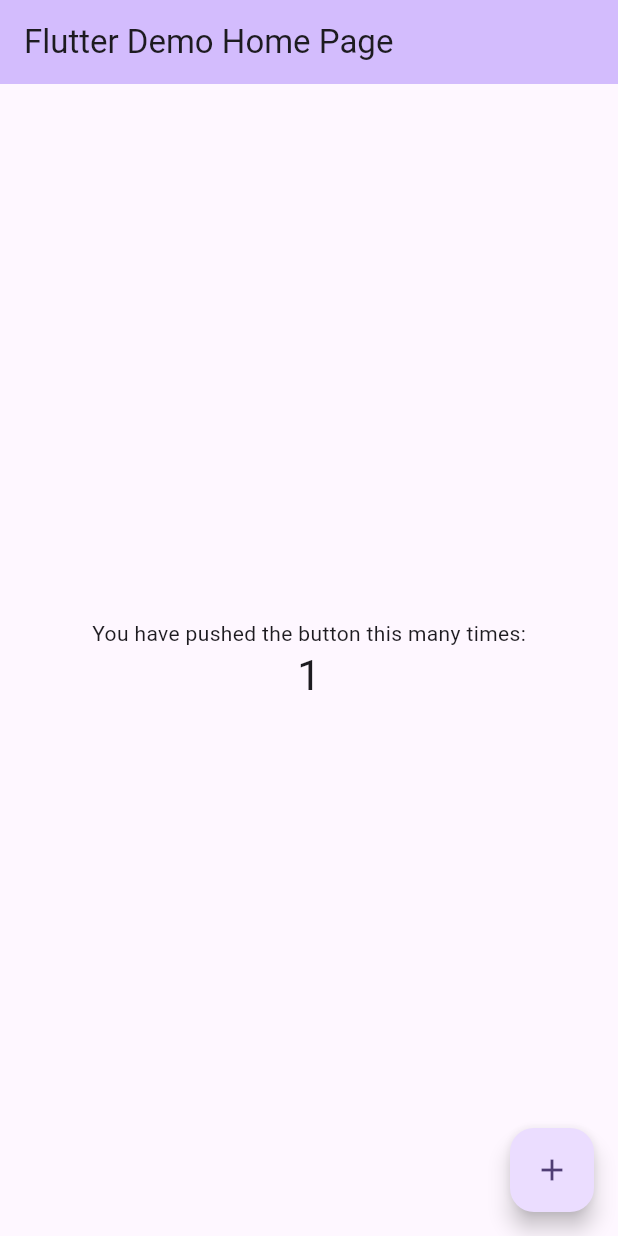
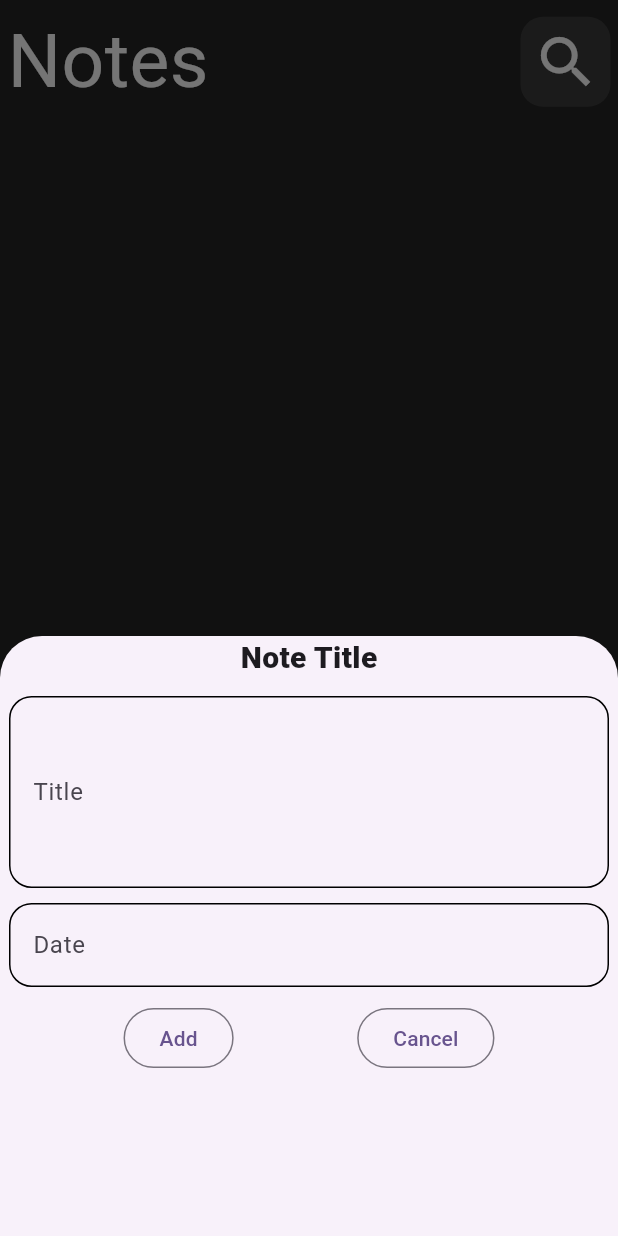
Before and after one commit to Saad1996-stack/NotesApp, a Flutter app: the screen it shows after launch, after a tap on the "add" icon, on a phone screen of 412 x 824 dp. Run offline on Flutter 3.47's test engine with Material 3 defaults, Android fonts, the phone set to English and light mode, and no system bars; our stand-ins replace sqflite; accounts and stored records are empty.

Commit message:
Complete Note App

```diff
--- /dev/null
+++ b/lib/db_helper.dart
@@ -0,0 +1,64 @@
+import 'package:path/path.dart';
+import 'package:path_provider/path_provider.dart';
+import 'package:sqflite/sqflite.dart';
+
+class DBHelper {
+  DBHelper._();
+  static DBHelper getInstance() => DBHelper._();
+
+  Database? mDB;
+
+  Future<Database> getDB() async {
+    return mDB ?? await openDB();
+  }
+
+  Future<Database> openDB() async {
+    var appDir = await getApplicationDocumentsDirectory();
+    String dbPath = join(appDir.path, "mainDB.db");
+
+    return await openDatabase(dbPath, version: 1, onCreate: (db, version) {
+      db.execute(
+          "create table note ( note_id integer primary key autoincrement, note_title text, note_desc text, note_date text)");
+    });
+  }
+
+  Future<bool> addNote(
+      {required String title, String desc = "", required String date}) async {
+    var db = await getDB();
+    int rowsEffected = await db.insert("note", {
+      "note_title": title,
+      "note_desc": desc,
+      "note_date": date,
+    });
+    return rowsEffected > 0;
+  }
+
+  Future<List<Map<String, dynamic>>> fetchAllNotes() async {
+    var db = await getDB();
+    List<Map<String, dynamic>> mData = await db.query("note");
+    return mData;
+  }
+
+  Future<bool> updateNote(
+      {required String updateTitle,
+      required String updateDesc,
+      required String updateDate,
+      required int id}) async {
+    var db = await getDB();
+    int rowsEffected = await db.update(
+        "note",
+        {
+          "note_title": updateTitle,
+          "note_desc": updateDesc,
+          "note_date": updateDate,
+        },
+        where: "note_id = $id");
+    return rowsEffected > 0;
+  }
+
+  Future<bool> deleteNote({required int id}) async {
+    var db = await getDB();
+    int rowsEffectecd = await db.delete("note", where: "note_id = $id");
+    return rowsEffectecd > 0;
+  }
+}
--- a/lib/main.dart
+++ b/lib/main.dart
@@ -1,4 +1,7 @@
 import 'package:flutter/material.dart';
+import 'package:notes_app/title_desc.dart';
+
+import 'notes_grid_ui.dart';
 
 void main() {
   runApp(const MyApp());
@@ -11,6 +14,7 @@ class MyApp extends StatelessWidget {
   @override
   Widget build(BuildContext context) {
     return MaterialApp(
+      debugShowCheckedModeBanner: false,
       title: 'Flutter Demo',
       theme: ThemeData(
         // This is the theme of your application.
@@ -31,7 +35,8 @@ class MyApp extends StatelessWidget {
         colorScheme: ColorScheme.fromSeed(seedColor: Colors.deepPurple),
         useMaterial3: true,
       ),
-      home: const MyHomePage(title: 'Flutter Demo Home Page'),
+      //home: const MyHomePage(title: 'Flutter Demo Home Page'),
+      home: notesUi(),
     );
   }
 }
--- /dev/null
+++ b/lib/notes_grid_ui.dart
@@ -0,0 +1,220 @@
+import 'dart:math';
+
+import 'package:flutter/material.dart';
+import 'package:notes_app/db_helper.dart';
+import 'package:notes_app/title_desc.dart';
+
+class notesUi extends StatefulWidget
+{
+  @override
+  State<notesUi> createState() => _notesUiState();
+}
+
+class _notesUiState extends State<notesUi>
+{
+  TextEditingController noteTitleController = TextEditingController();
+  TextEditingController noteDateController  = TextEditingController();
+
+  List<Map<String,dynamic>>mNotes = [];
+  DBHelper dbHelper = DBHelper.getInstance();
+
+
+  @override
+  void initState() {
+    super.initState();
+    getNotes();
+  }
+
+  getNotes()
+  async{
+    mNotes = await dbHelper.fetchAllNotes();
+    setState(() {
+    });
+  }
+
+  @override
+  Widget build(BuildContext context)
+  {
+    return SafeArea(
+      child: Scaffold(
+        body: Container(
+          color: Color(0xff252525),
+          child: Column(
+            children: [
+              Expanded(
+                flex: 2,
+                child: Padding(
+                  padding: const EdgeInsets.all(5.0),
+                  child: Row(
+                    mainAxisAlignment: MainAxisAlignment.spaceBetween,
+                    children: [
+                      Text("Notes",style: TextStyle(fontSize: 50,color: Colors.white),),
+                      Container(
+                        width: 60,
+                        height: 60,
+                        decoration: BoxDecoration(
+                          color: Color(0xff3B3B3B),
+                          borderRadius: BorderRadius.circular(15),
+                        ),
+                        child: IconButton(icon: Icon(Icons.search,color: Colors.white,size: 45,),
+                        onPressed: ()
+                          {},
+                        ),
+                      )
+                    ],
+                  ),
+                )
+              ),
+              Expanded(
+                flex: 18,
+                child:
+                Padding(
+                  padding: const EdgeInsets.all(8.0),
+                  child: mNotes.isNotEmpty ? GridView.builder(
+                    itemCount: mNotes.length,
+                      gridDelegate: SliverGridDelegateWithFixedCrossAxisCount(
+                         crossAxisCount: 2,
+                        crossAxisSpacing: 5,
+                        mainAxisSpacing: 5,
+                        childAspectRatio: 3/4,
+                      ),
+                      itemBuilder: (context,index){
+                        return InkWell(
+                          onTap: ()
+                          {
+                            Navigator.push(context, MaterialPageRoute(builder: (context)=>titleDesc(noteId: mNotes[index]["note_id"])));
+                          },
+                          child: Container(
+                            decoration: BoxDecoration(
+                              color: Colors.yellow,
+                              borderRadius: BorderRadius.circular(15),
+                            ),
+                            child: Padding(
+                              padding: const EdgeInsets.all(8.0),
+                              child: Column(
+                                mainAxisAlignment: MainAxisAlignment.center,
+                                children: [
+                                  Text(mNotes[index]["note_title"],style: TextStyle(fontSize: 20),),
+                                  Text(mNotes[index]["note_date"],style: TextStyle(fontSize: 20,color: Colors.black45),),
+                                  Padding(
+                                    padding: EdgeInsets.only(top: 60,left: 150),
+                                    child: IconButton(onPressed: ()
+                                    async{
+                                      bool check = await dbHelper.deleteNote(id: mNotes[index]["note_id"]);
+                                      if(check)
+                                        {
+                                          getNotes();
+                                        }
+                                    }
+                                        ,icon: Icon(Icons.delete,size: 25,)),
+                                  ),
+                                ],
+                              ),
+                            ),
+                          ),
+                        );
+                  })
+                      : Center(child: Text("No yet Notes",style: TextStyle(fontWeight: FontWeight.w900,fontSize: 30,color: Colors.white),)),
+                ),
+              ),
+            ],
+          ),
+        ),
+        floatingActionButton: FloatingActionButton(
+          onPressed: (){
+            noteTitleController.clear();
+            noteDateController.text = "";
+            showModalBottomSheet(
+              isScrollControlled: true,
+                context: context,
+                builder: (_){
+                  return Container(
+                    height: 400,
+                    width: double.infinity,
+                    child: Column(
+                      children: [
+                        Text("Note Title",style: TextStyle(fontSize: 20,fontWeight: FontWeight.w900),),
+                        SizedBox(
+                          height: 11,
+                        ),
+                        SizedBox(
+                          width: 400,
+                          child: TextField(
+                            controller: noteTitleController,
+                            minLines: 4,
+                            maxLines: 5,
+                            keyboardType: TextInputType.text,
+                            decoration: InputDecoration(
+                              label: Text("Title"),
+                              hintText: "Title",
+                              focusedBorder: OutlineInputBorder(
+                                borderRadius: BorderRadius.circular(15),
+                              ),
+                              enabledBorder: OutlineInputBorder(
+                                borderRadius: BorderRadius.circular(15),
+                              ),
+                            ),
+                          ),
+                        ),
+                        SizedBox(
+                          height: 10,
+                        ),
+
+                        SizedBox(
+                          width: 400,
+                          child: TextField(
+                            controller: noteDateController,
+                            keyboardType: TextInputType.text,
+                            decoration: InputDecoration(
+                              hintText: "Date",
+                              label: Text("Date"),
+                              focusedBorder: OutlineInputBorder(
+                                borderRadius: BorderRadius.circular(15),
+                              ),
+                              enabledBorder: OutlineInputBorder(
+                                borderRadius: BorderRadius.circular(15),
+                              ),
+                            ),
+                          ),
+                        ),
+
+                        SizedBox(
+                          height: 10,
+                        ),
+
+                        Row(
+                          mainAxisAlignment: MainAxisAlignment.spaceEvenly,
+                          children: [
+                            OutlinedButton(
+                              onPressed: ()
+                              async{
+                                bool check = await dbHelper.addNote(title: noteTitleController.text, date: noteDateController.text);
+                                if(check)
+                                  {
+                                    getNotes();
+                                    Navigator.pop(context);
+                                  }
+                              },
+                              child: Text("Add"),
+                            ),
+
+                            OutlinedButton(
+                              onPressed: ()
+                              {
+                                  Navigator.pop(context);
+                              },
+                              child: Text("Cancel"),
+                            ),
+                          ],
+                        ),
+                      ],
+                    ),
+                  );
+                });
+          },
+          child: Icon(Icons.add),
+        ),
+      ),
+    );
+  }
+}
--- a/pubspec.yaml
+++ b/pubspec.yaml
@@ -35,6 +35,9 @@ dependencies:
   # The following adds the Cupertino Icons font to your application.
   # Use with the CupertinoIcons class for iOS style icons.
   cupertino_icons: ^1.0.6
+  sqflite: ^2.3.3+1
+  path_provider: ^2.1.5
+  path: ^1.9.0
 
 dev_dependencies:
   flutter_test:
```
Also changed, not shown: lib/title_desc.dart (added, +242 -0 lines), pubspec.lock, 1 other file.
